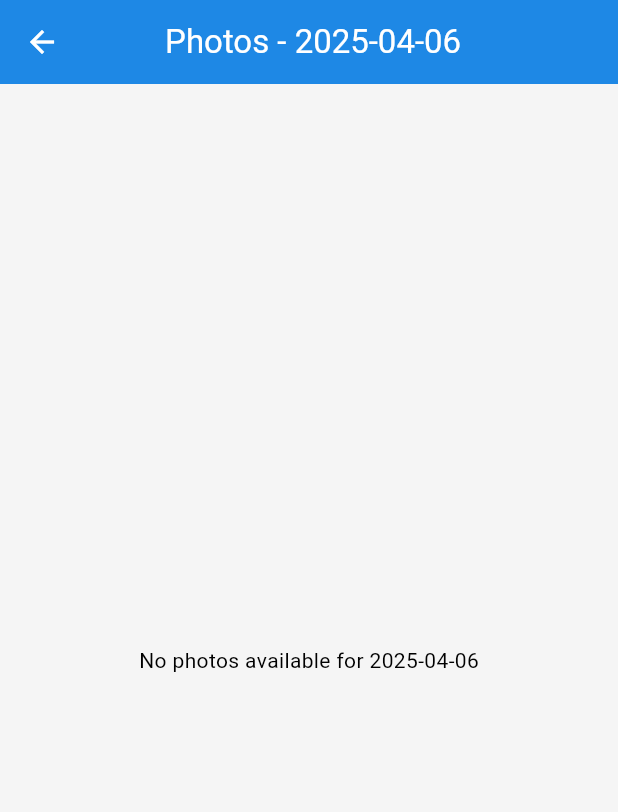
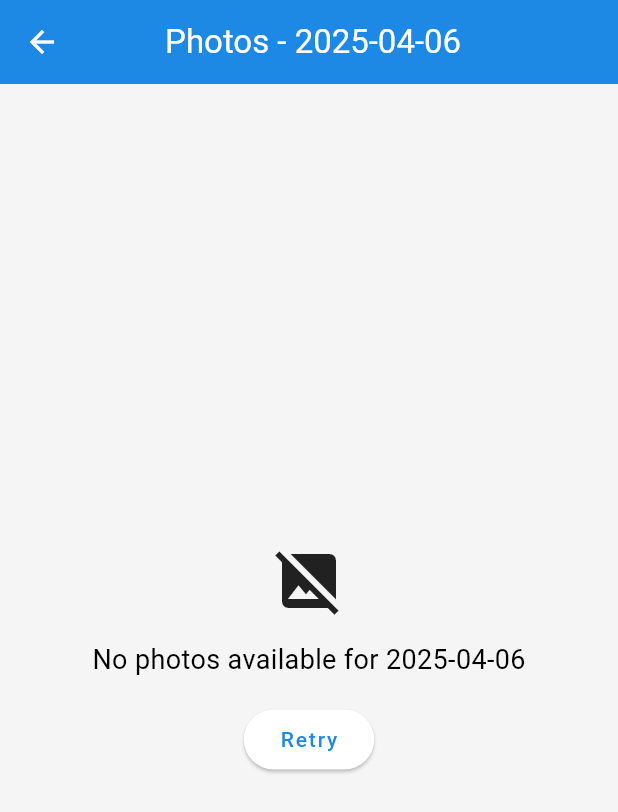
Before and after one commit to Vikas100702/Cosmospedia, a Flutter app: the RoverPhotosGrid screen opened directly with empty values, on a phone screen of 412 x 824 dp. Shown: the top 812 px of the screen. Run offline on Flutter 3.47's test engine with Material 3 defaults, Android fonts, the phone set to English and light mode, and no system bars; our stand-ins replace bloc, carousel_slider, equatable, file_picker, firebase_auth, firebase_core and 4 more; accounts and stored records are empty.

Commit message:
Error Fixed: No Photos available on date. rover_calendar_alert_dialog.dart
new Error : Images are not visible in photo grid.
rover_photos_grid.dart

```diff
--- a/lib/blocs/rover/rover_bloc.dart
+++ b/lib/blocs/rover/rover_bloc.dart
@@ -102,7 +102,8 @@ class RoverBloc extends Bloc<RoverEvent, RoverState> {
       // Now using the event.roverName and event.sol values
       final roverImages = await roverRepository.getRoverPhotos(
         roverName: event.roverName,
-        sol: event.sol,
+        sol: 1000,
+        earthDate: event.earthDate,
       );
 
       emit(state.copyWith(
--- a/lib/ui/screens/rover_screen/rover_photos_grid/rover_photos_grid.dart
+++ b/lib/ui/screens/rover_screen/rover_photos_grid/rover_photos_grid.dart
@@ -111,6 +111,7 @@ class RoverPhotosGrid extends StatelessWidget {
 }*/
 
 // lib/ui/screens/rover_screen/rover_photos_grid/rover_photos_grid.dart
+/*
 import 'package:cosmospedia/blocs/rover/rover_bloc.dart';
 import 'package:flutter/material.dart';
 import 'package:flutter_bloc/flutter_bloc.dart';
@@ -144,8 +145,39 @@ class RoverPhotosGrid extends StatelessWidget {
             return Center(child: Text(state.error ?? 'Failed to load photos'));
           }
 
-          if (state.roverPhotos.isEmpty) {
+          final hasPhotos = state.roverPhotos.isEmpty && state.roverPhotos.any((rover) => rover.photos?.isNotEmpty ?? false);
+          */
+/*if (state.roverPhotos.isEmpty) {
             return Center(child: Text('No photos available for $formattedDate'));
+          }*/
+/*
+
+
+          if (!hasPhotos) {
+            return Center(
+              child: Column(
+                mainAxisAlignment: MainAxisAlignment.center,
+                children: [
+                  const Icon(Icons.image_not_supported, size: 48),
+                  const SizedBox(height: 16),
+                  Text(
+                    'No photos available for $formattedDate',
+                    style: const TextStyle(fontSize: 18),
+                  ),
+                  const SizedBox(height: 16),
+                  ElevatedButton(
+                    onPressed: () {
+                      // Try loading again
+                      context.read<RoverBloc>().add(LoadRoverData(
+                        roverName: roverName.toLowerCase(),
+                        earthDate: formattedDate,
+                      ));
+                    },
+                    child: const Text('Retry'),
+                  ),
+                ],
+              ),
+            );
           }
 
           return Column(
@@ -206,4 +238,127 @@ class RoverPhotosGrid extends StatelessWidget {
       ),
     );
   }
+}*/
+
+// In rover_photos_grid.dart
+import 'package:cosmospedia/blocs/rover/rover_bloc.dart';
+import 'package:flutter/material.dart';
+import 'package:flutter_bloc/flutter_bloc.dart';
+import 'package:intl/intl.dart';
+
+class RoverPhotosGrid extends StatelessWidget {
+  final String roverName;
+  final DateTime selectedDate;
+
+  const RoverPhotosGrid({
+    super.key,
+    required this.roverName,
+    required this.selectedDate,
+  });
+
+  @override
+  Widget build(BuildContext context) {
+    final formattedDate = DateFormat('yyyy-MM-dd').format(selectedDate);
+
+    return Scaffold(
+      appBar: AppBar(
+        title: Text('$roverName Photos - $formattedDate'),
+      ),
+      body: BlocBuilder<RoverBloc, RoverState>(
+        builder: (context, state) {
+          if (state.status == RoverStatus.loading) {
+            return const Center(child: CircularProgressIndicator());
+          }
+
+          if (state.status == RoverStatus.failure) {
+            return Center(child: Text(state.error ?? 'Failed to load photos'));
+          }
+
+          // Extract all photos from the rover models
+          final photos = state.roverPhotos.expand((rover) => rover.photos ?? []).toList();
+
+          if (photos.isEmpty) {
+            return Center(
+              child: Column(
+                mainAxisAlignment: MainAxisAlignment.center,
+                children: [
+                  const Icon(Icons.image_not_supported, size: 48),
+                  const SizedBox(height: 16),
+                  Text(
+                    'No photos available for $formattedDate',
+                    style: const TextStyle(fontSize: 18),
+                  ),
+                  const SizedBox(height: 16),
+                  ElevatedButton(
+                    onPressed: () {
+                      context.read<RoverBloc>().add(LoadRoverData(
+                        roverName: roverName.toLowerCase(),
+                        earthDate: formattedDate,
+                      ));
+                    },
+                    child: const Text('Retry'),
+                  ),
+                ],
+              ),
+            );
+          }
+
+          return Column(
+            children: [
+              Padding(
+                padding: const EdgeInsets.all(16.0),
+                child: Text(
+                  'Total Photos: ${photos.length}',
+                  style: Theme.of(context).textTheme.titleLarge,
+                ),
+              ),
+              Expanded(
+                child: GridView.builder(
+                  padding: const EdgeInsets.all(8),
+                  gridDelegate: const SliverGridDelegateWithFixedCrossAxisCount(
+                    crossAxisCount: 2,
+                    crossAxisSpacing: 8,
+                    mainAxisSpacing: 8,
+                    childAspectRatio: 1,
+                  ),
+                  itemCount: photos.length,
+                  itemBuilder: (context, index) {
+                    final photo = photos[index];
+                    return GestureDetector(
+                      onTap: () {
+                        // TODO: Add photo viewer
+                      },
+                      child: ClipRRect(
+                        borderRadius: BorderRadius.circular(8),
+                        child: Image.network(
+                          photo.imgSrc ?? '',
+                          fit: BoxFit.cover,
+                          loadingBuilder: (context, child, loadingProgress) {
+                            if (loadingProgress == null) return child;
+                            return Center(
+                              child: CircularProgressIndicator(
+                                value: loadingProgress.expectedTotalBytes != null
+                                    ? loadingProgress.cumulativeBytesLoaded /
+                                    loadingProgress.expectedTotalBytes!
+                                    : null,
+                              ),
+                            );
+                          },
+                          errorBuilder: (context, error, stackTrace) {
+                            return const Center(
+                              child: Icon(Icons.error),
+                            );
+                          },
+                        ),
+                      ),
+                    );
+                  },
+                ),
+              ),
+            ],
+          );
+        },
+      ),
+    );
+  }
 }
```
Also changed, not shown: pubspec.lock.
